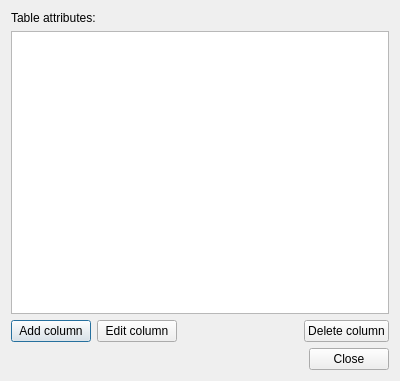
Before: the Qt Designer form DlgTableProperties.ui in wonder-sk/postgis_manager, drawn with Qt 5.
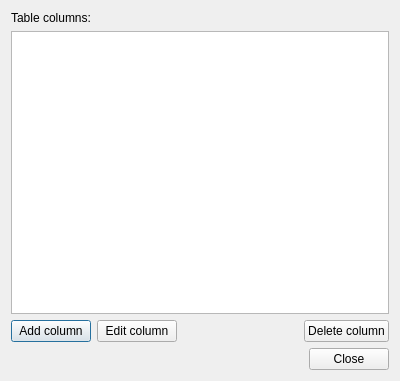
After: the same form once the commit is applied.

Commit message: editation of table definition now working

The edit to the form file:
```diff
--- a/DlgTableProperties.ui
+++ b/DlgTableProperties.ui
@@ -16,7 +16,7 @@
    <item>
     <widget class="QLabel" name="label" >
      <property name="text" >
-      <string>Table attributes:</string>
+      <string>Table columns:</string>
      </property>
     </widget>
    </item>
```
The commit also changes 6 other files.
